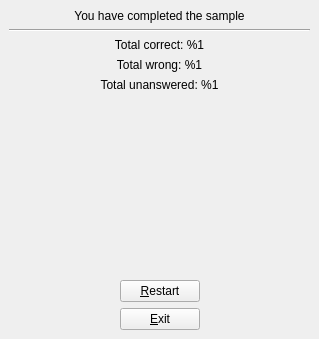
First picture: the form in src/templates/sample/samplesimulator.ui, repository yashpalsaini/BuildmLearn-Toolkit, before the edit.
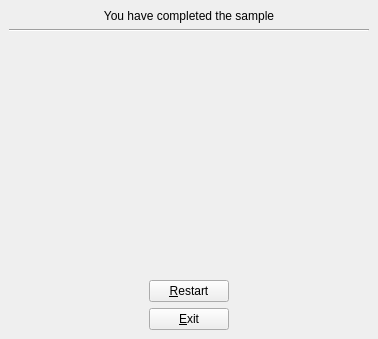
Second picture: the form after the edit. The open tabs and pages were chosen to show the change.

What changed in the file:
```diff
--- a/src/templates/sample/samplesimulator.ui
+++ b/src/templates/sample/samplesimulator.ui
@@ -1,28 +1,37 @@
 <?xml version="1.0" encoding="UTF-8"?>
 <ui version="4.0">
  <class>SampleSimulator</class>
- <widget class="QWidget" name="QuizSimulator">
-  <property name="geometry">
+ <widget class="QWidget" name="SampleSimulator" >
+  <property name="geometry" >
    <rect>
     <x>0</x>
     <y>0</y>
-    <width>319</width>
+    <width>378</width>
     <height>339</height>
    </rect>
   </property>
   <property name="windowTitle">
    <string>Form</string>
   </property>
-  <layout class="QHBoxLayout" name="horizontalLayout">
-   <property name="spacing">
+  <layout class="QHBoxLayout" >
+   <property name="spacing" >
     <number>0</number>
    </property>
-   <property name="margin">
+   <property name="leftMargin" >
+    <number>0</number>
+   </property>
+   <property name="topMargin" >
+    <number>0</number>
+   </property>
+   <property name="rightMargin" >
+    <number>0</number>
+   </property>
+   <property name="bottomMargin" >
     <number>0</number>
    </property>
    <item>
-    <widget class="QStackedWidget" name="m_phoneWidget">
-     <property name="currentIndex">
+    <widget class="QStackedWidget" name="m_phoneWidget" >
+     <property name="currentIndex" >
       <number>0</number>
      </property>
      <widget class="QWidget" name="m_pageStopped">
@@ -139,11 +148,11 @@
        </item>
       </layout>
      </widget>
-     <widget class="QWidget" name="m_pageFinish">
-      <layout class="QVBoxLayout" name="verticalLayout">
+     <widget class="QWidget" name="m_pageFinish" >
+      <layout class="QVBoxLayout" >
        <item>
-        <widget class="QLabel" name="label">
-         <property name="text">
+        <widget class="QLabel" name="label" >
+         <property name="text" >
           <string>You have completed the sample</string>
          </property>
          <property name="alignment">
@@ -152,48 +161,18 @@
         </widget>
        </item>
        <item>
-        <widget class="Line" name="line">
-         <property name="orientation">
+        <widget class="Line" name="line" >
+         <property name="orientation" >
           <enum>Qt::Horizontal</enum>
          </property>
         </widget>
        </item>
        <item>
-        <widget class="QLabel" name="m_lblTotalCorrect">
-         <property name="text">
-          <string>Total correct: %1</string>
-         </property>
-         <property name="alignment">
-          <set>Qt::AlignCenter</set>
-         </property>
-        </widget>
-       </item>
-       <item>
-        <widget class="QLabel" name="m_lblTotalWrong">
-         <property name="text">
-          <string>Total wrong: %1</string>
-         </property>
-         <property name="alignment">
-          <set>Qt::AlignCenter</set>
-         </property>
-        </widget>
-       </item>
-       <item>
-        <widget class="QLabel" name="m_lblTotalUnanswered">
-         <property name="text">
-          <string>Total unanswered: %1</string>
-         </property>
-         <property name="alignment">
-          <set>Qt::AlignCenter</set>
-         </property>
-        </widget>
-       </item>
-       <item>
-        <spacer name="verticalSpacer">
-         <property name="orientation">
+        <spacer>
+         <property name="orientation" >
           <enum>Qt::Vertical</enum>
          </property>
-         <property name="sizeHint" stdset="0">
+         <property name="sizeHint" >
           <size>
            <width>20</width>
            <height>40</height>
@@ -202,13 +181,13 @@
         </spacer>
        </item>
        <item>
-        <layout class="QGridLayout" name="gridLayout">
-         <item row="0" column="2" rowspan="2">
-          <spacer name="horizontalSpacer_2">
-           <property name="orientation">
+        <layout class="QGridLayout" >
+         <item rowspan="2" row="0" column="2" >
+          <spacer>
+           <property name="orientation" >
             <enum>Qt::Horizontal</enum>
            </property>
-           <property name="sizeHint" stdset="0">
+           <property name="sizeHint" >
             <size>
              <width>40</width>
              <height>20</height>
@@ -216,19 +195,19 @@
            </property>
           </spacer>
          </item>
-         <item row="1" column="1">
-          <widget class="QPushButton" name="m_btnExit">
-           <property name="text">
+         <item row="1" column="1" >
+          <widget class="QPushButton" name="m_btnExit" >
+           <property name="text" >
             <string>&amp;Exit</string>
            </property>
           </widget>
          </item>
-         <item row="0" column="0" rowspan="2">
-          <spacer name="horizontalSpacer">
-           <property name="orientation">
+         <item rowspan="2" row="0" column="0" >
+          <spacer>
+           <property name="orientation" >
             <enum>Qt::Horizontal</enum>
            </property>
-           <property name="sizeHint" stdset="0">
+           <property name="sizeHint" >
             <size>
              <width>40</width>
              <height>20</height>
@@ -236,9 +215,9 @@
            </property>
           </spacer>
          </item>
-         <item row="0" column="1">
-          <widget class="QPushButton" name="m_btnRestart">
-           <property name="text">
+         <item row="0" column="1" >
+          <widget class="QPushButton" name="m_btnRestart" >
+           <property name="text" >
             <string>&amp;Restart</string>
            </property>
           </widget>
```
Left out of the diff: 86 changed lines with no effect on the pictures.
